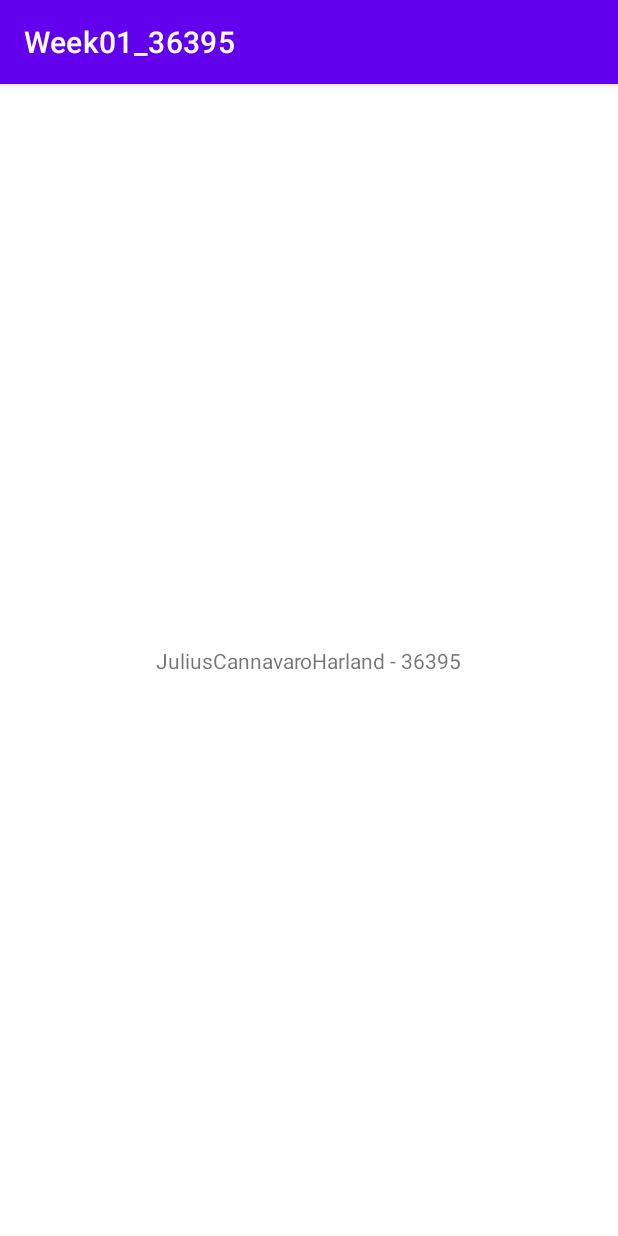
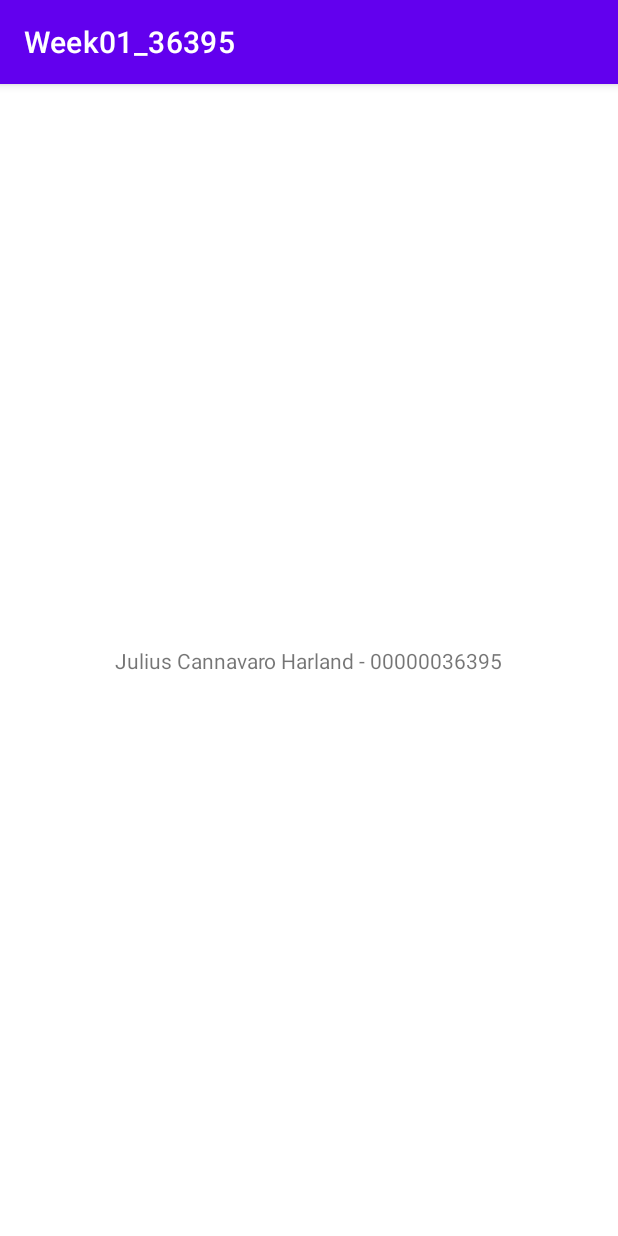
Before and after one commit to juliushoho/ModulMAP, an Android app: the screen it shows after launch (MainActivity), on a phone screen of 412 x 824 dp. Run offline under Robolectric (Android 15) with nearby library versions, the phone set to English and light mode, and no system bars.

Commit message:
Modul1-Fix

```diff
--- a/Week01_36395/app/src/main/res/layout/activity_main.xml
+++ b/Week01_36395/app/src/main/res/layout/activity_main.xml
@@ -9,7 +9,7 @@
     <TextView
         android:layout_width="wrap_content"
         android:layout_height="wrap_content"
-        android:text="JuliusCannavaroHarland - 36395"
+        android:text="@string/content_text"
         app:layout_constraintBottom_toBottomOf="parent"
         app:layout_constraintLeft_toLeftOf="parent"
         app:layout_constraintRight_toRightOf="parent"
--- a/Week01_36395/app/src/main/res/values/strings.xml
+++ b/Week01_36395/app/src/main/res/values/strings.xml
@@ -1,3 +1,4 @@
 <resources>
     <string name="app_name">Week01_36395</string>
+    <string name="content_text">Julius Cannavaro Harland - 00000036395</string>
 </resources>
```
